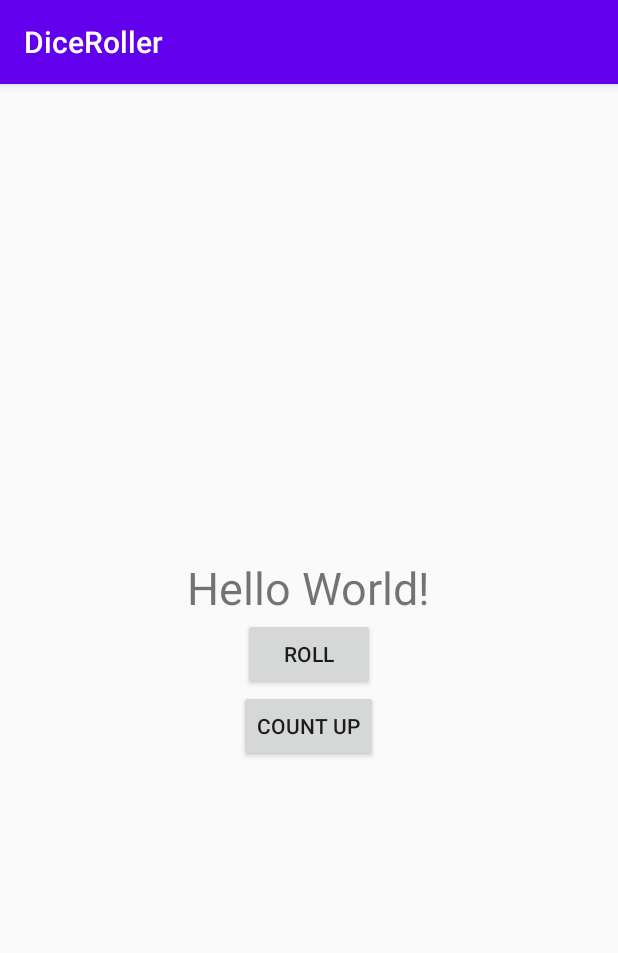
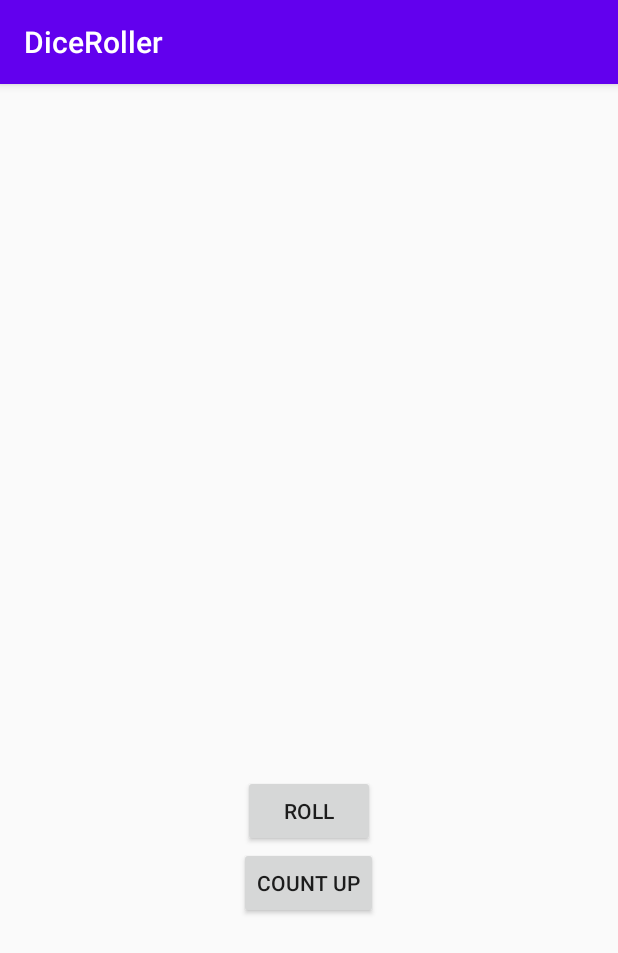
Before and after one commit to aglickman/DiceRoller, an Android app: the screen it shows after launch (MainActivity), on a phone screen of 412 x 824 dp. Shown: the top 953 px of the screen. Run offline under Robolectric (Android 15) with nearby library versions, the phone set to English and light mode, and no system bars.

Commit message:
completed dice roller app

```diff
--- a/app/build.gradle
+++ b/app/build.gradle
@@ -7,6 +7,7 @@ android {
     buildToolsVersion "29.0.3"
 
     defaultConfig {
+        vectorDrawables.useSupportLibrary = true
         applicationId "com.example.diceroller"
         minSdkVersion 16
         targetSdkVersion 29
--- a/app/src/main/java/com/example/diceroller/MainActivity.kt
+++ b/app/src/main/java/com/example/diceroller/MainActivity.kt
@@ -2,12 +2,13 @@ package com.example.diceroller
 
 import android.os.Bundle
 import android.widget.Button
-import android.widget.TextView
+import android.widget.ImageView
 import android.widget.Toast
 import androidx.appcompat.app.AppCompatActivity
-import java.lang.Double.parseDouble
 
 class MainActivity : AppCompatActivity() {
+
+    lateinit var diceImage: ImageView
 
     override fun onCreate(savedInstanceState: Bundle?) {
         super.onCreate(savedInstanceState)
@@ -20,35 +21,45 @@ class MainActivity : AppCompatActivity() {
         countUpButton.setOnClickListener {
             countUpPressed()
         }
+        diceImage = findViewById(R.id.dice_image)
+        diceImage.setTag(R.drawable.empty_dice)
     }
 
     private fun rollDice() {
-        val resultText: TextView = findViewById(R.id.result_text)
-        resultText.text = (1..6).random().toString()
+        val drawableResource = when ((1..6).random()) {
+            1 -> R.drawable.dice_1
+            2 -> R.drawable.dice_2
+            3 -> R.drawable.dice_3
+            4 -> R.drawable.dice_4
+            5 -> R.drawable.dice_5
+            else -> R.drawable.dice_6
+        }
+        diceImage.setImageResource(drawableResource)
+        diceImage.setTag(drawableResource)
         Toast.makeText(this, "Roll dice pressed!", Toast.LENGTH_SHORT).show()
     }
 
     private fun countUpPressed() {
-        val resultText: TextView = findViewById(R.id.result_text)
+        if(diceImage.getTag() == R.drawable.empty_dice || diceImage.getTag() == R.drawable.dice_1) {
+            diceImage.setImageResource(R.drawable.dice_2)
+            diceImage.setTag(R.drawable.dice_2)
+        }
+        else if(diceImage.getTag() == R.drawable.dice_2) {
+            diceImage.setImageResource(R.drawable.dice_3)
+            diceImage.setTag(R.drawable.dice_3)
+        }
+        else if(diceImage.getTag() == R.drawable.dice_3) {
+            diceImage.setImageResource(R.drawable.dice_4)
+            diceImage.setTag(R.drawable.dice_4)
+        }
+        else if(diceImage.getTag() == R.drawable.dice_4) {
+            diceImage.setImageResource(R.drawable.dice_5)
+            diceImage.setTag(R.drawable.dice_5)
+        }
+        else if(diceImage.getTag() == R.drawable.dice_5) {
+            diceImage.setImageResource(R.drawable.dice_6)
+            diceImage.setTag(R.drawable.dice_6)
+        }
         Toast.makeText(this, "Count up pressed!", Toast.LENGTH_SHORT).show()
-        if (!checkNumeric(resultText.text.toString())) {
-            resultText.text = "1"
-        }
-        else if(resultText.text.toString().toInt() < 6) {
-            resultText.text = (resultText.text.toString().toInt() + 1).toString()
-        }
     }
-
-    private fun checkNumeric(strCheck: String): Boolean {
-        var numeric = true
-
-        try {
-            val num = parseDouble(strCheck)
-        } catch (e: NumberFormatException) {
-            numeric = false
-        }
-
-        return numeric
-    }
-
 }
--- /dev/null
+++ b/app/src/main/res/drawable/dice_1.xml
@@ -0,0 +1,66 @@
+<!--
+  ~ Copyright 2018, The Android Open Source Project
+  ~
+  ~ Licensed under the Apache License, Version 2.0 (the "License");
+  ~ you may not use this file except in compliance with the License.
+  ~ You may obtain a copy of the License at
+  ~
+  ~     http://www.apache.org/licenses/LICENSE-2.0
+  ~
+  ~ Unless required by applicable law or agreed to in writing, software
+  ~ distributed under the License is distributed on an "AS IS" BASIS,
+  ~ WITHOUT WARRANTIES OR CONDITIONS OF ANY KIND, either express or implied.
+  ~ See the License for the specific language governing permissions and
+  ~ limitations under the License.
+  -->
+
+<vector xmlns:android="http://schemas.android.com/apk/res/android"
+    android:width="200dp"
+    android:height="250dp"
+    android:viewportWidth="800"
+    android:viewportHeight="1000">
+    <path
+        android:fillAlpha="0.5"
+        android:fillColor="#eee"
+        android:pathData="M740.8,635.42c-68.27,90.47 -249.77,201.76 -316,240.63a50.7,50.7 0,0 1,-49.93 0.81c-64.19,-35 -234.09,-133.88 -315.65,-242a14.69,14.69 0,0 1,-0.12 -17.49c77.58,-106.29 159.67,-258.89 341.06,-258.89 182,0 242.19,139.08 340.27,258.88A14.62,14.62 0,0 1,740.8 635.42Z"
+        android:strokeAlpha="0.5" />
+    <path
+        android:fillColor="#bdbdbd"
+        android:pathData="M704.9,630l-294.29,191.06l0,-340.85l294.29,-191.06l0,340.85z" />
+    <path
+        android:fillColor="#e0e0e0"
+        android:pathData="M97.59,630l294.29,191.06l0,-340.85l-294.29,-191.06l0,340.85z" />
+    <path
+        android:fillColor="#f5f5f5"
+        android:pathData="M400.14,464.73l-293.19,-191.45l293.19,-156.31l295.39,156.31l-295.39,191.45z" />
+    <path
+        android:fillColor="#eee"
+        android:pathData="M106.95,273.28l-9.36,15.87l294.29,191.06l8.26,-15.48l-293.19,-191.45z" />
+    <path
+        android:fillColor="#e0e0e0"
+        android:pathData="M695.53,273.28l9.37,15.87l-294.29,191.06l-10.47,-15.48l295.39,-191.45z" />
+    <path
+        android:fillColor="#eee"
+        android:pathData="M391.88,480.21h18.73v340.85h-18.73z" />
+    <path
+        android:fillColor="#f5f5f5"
+        android:pathData="M400.14,464.73l-8.26,15.48l18.73,0l-10.47,-15.48z" />
+    <path
+        android:fillColor="#78c257"
+        android:pathData="M397.45,297.62a16.9,28.71 97.07,1 0,4.16 -33.54a16.9,28.71 97.07,1 0,-4.16 33.54z" />
+    <path
+        android:fillColor="#78c257"
+        android:pathData="M297.17,539.02a30.12,16.11 53.82,1 0,26.01 -19.02a30.12,16.11 53.82,1 0,-26.01 19.02z" />
+    <path
+        android:fillColor="#78c257"
+        android:pathData="M161.96,588.24a30.12,16.11 53.82,1 0,26.01 -19.02a30.12,16.11 53.82,1 0,-26.01 19.02z" />
+    <path
+        android:fillColor="#78c257"
+        android:pathData="M551.15,579.45a30.12,16.11 126.18,1 0,35.56 -48.62a30.12,16.11 126.18,1 0,-35.56 48.62z" />
+    <path
+        android:fillColor="#78c257"
+        android:pathData="M469.12,549.58a30.12,16.11 126.18,1 0,35.56 -48.62a30.12,16.11 126.18,1 0,-35.56 48.62z" />
+    <path
+        android:fillColor="#78c257"
+        android:pathData="M633.17,609.29a30.12,16.11 126.18,1 0,35.56 -48.62a30.12,16.11 126.18,1 0,-35.56 48.62z" />
+</vector>
--- /dev/null
+++ b/app/src/main/res/drawable/dice_2.xml
@@ -0,0 +1,66 @@
+<!--
+  ~ Copyright 2018, The Android Open Source Project
+  ~
+  ~ Licensed under the Apache License, Version 2.0 (the "License");
+  ~ you may not use this file except in compliance with the License.
+  ~ You may obtain a copy of the License at
+  ~
+  ~     http://www.apache.org/licenses/LICENSE-2.0
+  ~
+  ~ Unless required by applicable law or agreed to in writing, software
+  ~ distributed under the License is distributed on an "AS IS" BASIS,
+  ~ WITHOUT WARRANTIES OR CONDITIONS OF ANY KIND, either express or implied.
+  ~ See the License for the specific language governing permissions and
+  ~ limitations under the License.
+  -->
+
+<vector xmlns:android="http://schemas.android.com/apk/res/android"
+    android:width="200dp"
+    android:height="250dp"
+    android:viewportWidth="800"
+    android:viewportHeight="1000">
+    <path
+        android:fillAlpha="0.5"
+        android:fillColor="#eee"
+        android:pathData="M740.8,635.42c-68.27,90.47 -249.77,201.76 -316,240.63a50.7,50.7 0,0 1,-49.93 0.81c-64.19,-35 -234.09,-133.88 -315.65,-242a14.69,14.69 0,0 1,-0.12 -17.49c77.58,-106.29 159.67,-258.89 341.06,-258.89 182,0 242.19,139.08 340.27,258.88A14.62,14.62 0,0 1,740.8 635.42Z"
+        android:strokeAlpha="0.5" />
+    <path
+        android:fillColor="#bdbdbd"
+        android:pathData="M704.9,630l-294.29,191.06l0,-340.85l294.29,-191.06l0,340.85z" />
+    <path
+        android:fillColor="#e0e0e0"
+        android:pathData="M97.59,630l294.29,191.06l0,-340.85l-294.29,-191.06l0,340.85z" />
+    <path
+        android:fillColor="#f5f5f5"
+        android:pathData="M400.14,464.73l-293.19,-191.45l293.19,-156.31l295.39,156.31l-295.39,191.45z" />
+    <path
+        android:fillColor="#eee"
+        android:pathData="M106.95,273.28l-9.36,15.87l294.29,191.06l8.26,-15.48l-293.19,-191.45z" />
+    <path
+        android:fillColor="#e0e0e0"
+        android:pathData="M695.53,273.28l9.37,15.87l-294.29,191.06l-10.47,-15.48l295.39,-191.45z" />
+    <path
+        android:fillColor="#eee"
+        android:pathData="M391.88,480.21h18.73v340.85h-18.73z" />
+    <path
+        android:fillColor="#f5f5f5"
+        android:pathData="M400.14,464.73l-8.26,15.48l18.73,0l-10.47,-15.48z" />
+    <path
+        android:fillColor="#78c257"
+        android:pathData="M520.85,303.25a16.9,28.71 97.07,1 0,4.16 -33.54a16.9,28.71 97.07,1 0,-4.16 33.54z" />
+    <path
+        android:fillColor="#78c257"
+        android:pathData="M273.33,291.99a16.9,28.71 97.07,1 0,4.16 -33.54a16.9,28.71 97.07,1 0,-4.16 33.54z" />
+    <path
+        android:fillColor="#78c257"
+        android:pathData="M229.56,563.64a30.12,16.11 53.82,1 0,26.01 -19.02a30.12,16.11 53.82,1 0,-26.01 19.02z" />
+    <path
+        android:fillColor="#78c257"
+        android:pathData="M311.58,533.77a30.12,16.11 53.82,1 0,26.01 -19.02a30.12,16.11 53.82,1 0,-26.01 19.02z" />
+    <path
+        android:fillColor="#78c257"
+        android:pathData="M147.54,593.49a30.12,16.11 53.82,1 0,26.01 -19.02a30.12,16.11 53.82,1 0,-26.01 19.02z" />
+    <path
+        android:fillColor="#78c257"
+        android:pathData="M551.15,579.45a30.12,16.11 126.18,1 0,35.56 -48.62a30.12,16.11 126.18,1 0,-35.56 48.62z" />
+</vector>
--- /dev/null
+++ b/app/src/main/res/drawable/dice_3.xml
@@ -0,0 +1,66 @@
+<!--
+  ~ Copyright 2018, The Android Open Source Project
+  ~
+  ~ Licensed under the Apache License, Version 2.0 (the "License");
+  ~ you may not use this file except in compliance with the License.
+  ~ You may obtain a copy of the License at
+  ~
+  ~     http://www.apache.org/licenses/LICENSE-2.0
+  ~
+  ~ Unless required by applicable law or agreed to in writing, software
+  ~ distributed under the License is distributed on an "AS IS" BASIS,
+  ~ WITHOUT WARRANTIES OR CONDITIONS OF ANY KIND, either express or implied.
+  ~ See the License for the specific language governing permissions and
+  ~ limitations under the License.
+  -->
+
+<vector xmlns:android="http://schemas.android.com/apk/res/android"
+    android:width="200dp"
+    android:height="250dp"
+    android:viewportWidth="800"
+    android:viewportHeight="1000">
+    <path
+        android:fillAlpha="0.5"
+        android:fillColor="#eee"
+        android:pathData="M740.8,635.42c-68.27,90.47 -249.77,201.76 -316,240.63a50.7,50.7 0,0 1,-49.93 0.81c-64.19,-35 -234.09,-133.88 -315.65,-242a14.69,14.69 0,0 1,-0.12 -17.49c77.58,-106.29 159.67,-258.89 341.06,-258.89 182,0 242.19,139.08 340.27,258.88A14.62,14.62 0,0 1,740.8 635.42Z"
+        android:strokeAlpha="0.5" />
+    <path
+        android:fillColor="#bdbdbd"
+        android:pathData="M704.9,630l-294.29,191.06l0,-340.85l294.29,-191.06l0,340.85z" />
+    <path
+        android:fillColor="#e0e0e0"
+        android:pathData="M97.59,630l294.29,191.06l0,-340.85l-294.29,-191.06l0,340.85z" />
+    <path
+        android:fillColor="#f5f5f5"
+        android:pathData="M400.14,464.73l-293.19,-191.45l293.19,-156.31l295.39,156.31l-295.39,191.45z" />
+    <path
+        android:fillColor="#eee"
+        android:pathData="M106.95,273.28l-9.36,15.87l294.29,191.06l8.26,-15.48l-293.19,-191.45z" />
+    <path
+        android:fillColor="#e0e0e0"
+        android:pathData="M695.53,273.28l9.37,15.87l-294.29,191.06l-10.47,-15.48l295.39,-191.45z" />
+    <path
+        android:fillColor="#eee"
+        android:pathData="M391.88,480.21h18.73v340.85h-18.73z" />
+    <path
+        android:fillColor="#f5f5f5"
+        android:pathData="M400.14,464.73l-8.26,15.48l18.73,0l-10.47,-15.48z" />
+    <path
+        android:fillColor="#78c257"
+        android:pathData="M398.11,297.62a16.9,28.71 97.07,1 0,4.16 -33.54a16.9,28.71 97.07,1 0,-4.16 33.54z" />
+    <path
+        android:fillColor="#78c257"
+        android:pathData="M548.27,304.46a16.9,28.71 97.07,1 0,4.16 -33.54a16.9,28.71 97.07,1 0,-4.16 33.54z" />
+    <path
+        android:fillColor="#78c257"
+        android:pathData="M247.95,290.79a16.9,28.71 97.07,1 0,4.16 -33.54a16.9,28.71 97.07,1 0,-4.16 33.54z" />
+    <path
+        android:fillColor="#78c257"
+        android:pathData="M229.56,563.64a30.12,16.11 53.82,1 0,26.01 -19.02a30.12,16.11 53.82,1 0,-26.01 19.02z" />
+    <path
+        android:fillColor="#78c257"
+        android:pathData="M483.54,554.83a30.12,16.11 126.18,1 0,35.56 -48.62a30.12,16.11 126.18,1 0,-35.56 48.62z" />
+    <path
+        android:fillColor="#78c257"
+        android:pathData="M618.75,604.04a30.12,16.11 126.18,1 0,35.56 -48.62a30.12,16.11 126.18,1 0,-35.56 48.62z" />
+</vector>
--- /dev/null
+++ b/app/src/main/res/drawable/dice_4.xml
@@ -0,0 +1,69 @@
+<!--
+  ~ Copyright 2018, The Android Open Source Project
+  ~
+  ~ Licensed under the Apache License, Version 2.0 (the "License");
+  ~ you may not use this file except in compliance with the License.
+  ~ You may obtain a copy of the License at
+  ~
+  ~     http://www.apache.org/licenses/LICENSE-2.0
+  ~
+  ~ Unless required by applicable law or agreed to in writing, software
+  ~ distributed under the License is distributed on an "AS IS" BASIS,
+  ~ WITHOUT WARRANTIES OR CONDITIONS OF ANY KIND, either express or implied.
+  ~ See the License for the specific language governing permissions and
+  ~ limitations under the License.
+  -->
+
+<vector xmlns:android="http://schemas.android.com/apk/res/android"
+    android:width="200dp"
+    android:height="250dp"
+    android:viewportWidth="800"
+    android:viewportHeight="1000">
+    <path
+        android:fillAlpha="0.5"
+        android:fillColor="#eee"
+        android:pathData="M740.8,635.42c-68.27,90.47 -249.77,201.76 -316,240.63a50.7,50.7 0,0 1,-49.93 0.81c-64.19,-35 -234.09,-133.88 -315.65,-242a14.69,14.69 0,0 1,-0.12 -17.49c77.58,-106.29 159.67,-258.89 341.06,-258.89 182,0 242.19,139.08 340.27,258.88A14.62,14.62 0,0 1,740.8 635.42Z"
+        android:strokeAlpha="0.5" />
+    <path
+        android:fillColor="#bdbdbd"
+        android:pathData="M704.9,630l-294.29,191.06l0,-340.85l294.29,-191.06l0,340.85z" />
+    <path
+        android:fillColor="#e0e0e0"
+        android:pathData="M97.59,630l294.29,191.06l0,-340.85l-294.29,-191.06l0,340.85z" />
+    <path
+        android:fillColor="#f5f5f5"
+        android:pathData="M400.14,464.73l-293.19,-191.45l293.19,-156.31l295.39,156.31l-295.39,191.45z" />
+    <path
+        android:fillColor="#eee"
+        android:pathData="M106.95,273.28l-9.36,15.87l294.29,191.06l8.26,-15.48l-293.19,-191.45z" />
+    <path
+        android:fillColor="#e0e0e0"
+        android:pathData="M695.53,273.28l9.37,15.87l-294.29,191.06l-10.47,-15.48l295.39,-191.45z" />
+    <path
+        android:fillColor="#eee"
+        android:pathData="M391.88,480.21h18.73v340.85h-18.73z" />
+    <path
+        android:fillColor="#f5f5f5"
+        android:pathData="M400.14,464.73l-8.26,15.48l18.73,0l-10.47,-15.48z" />
+    <path
+        android:fillColor="#78c257"
+        android:pathData="M530.08,303.65a16.9,28.71 97.07,1 0,4.16 -33.54a16.9,28.71 97.07,1 0,-4.16 33.54z" />
+    <path
+        android:fillColor="#78c257"
+        android:pathData="M389.68,218.17a16.9,28.71 97.07,1 0,4.16 -33.54a16.9,28.71 97.07,1 0,-4.16 33.54z" />
+    <path
+        android:fillColor="#78c257"
+        android:pathData="M405.35,377.09a16.9,28.71 97.07,1 0,4.16 -33.54a16.9,28.71 97.07,1 0,-4.16 33.54z" />
+    <path
+        android:fillColor="#78c257"
+        android:pathData="M264.95,291.6a16.9,28.71 97.07,1 0,4.16 -33.54a16.9,28.71 97.07,1 0,-4.16 33.54z" />
+    <path
+        android:fillColor="#78c257"
+        android:pathData="M297.17,541.59a30.12,16.11 53.82,1 0,26.01 -19.02a30.12,16.11 53.82,1 0,-26.01 19.02z" />
+    <path
+        android:fillColor="#78c257"
+        android:pathData="M161.96,590.81a30.12,16.11 53.82,1 0,26.01 -19.02a30.12,16.11 53.82,1 0,-26.01 19.02z" />
+    <path
+        android:fillColor="#78c257"
+        android:pathData="M551.15,579.45a30.12,16.11 126.18,1 0,35.56 -48.62a30.12,16.11 126.18,1 0,-35.56 48.62z" />
+</vector>
--- /dev/null
+++ b/app/src/main/res/drawable/dice_5.xml
@@ -0,0 +1,75 @@
+<!--
+  ~ Copyright 2018, The Android Open Source Project
+  ~
+  ~ Licensed under the Apache License, Version 2.0 (the "License");
+  ~ you may not use this file except in compliance with the License.
+  ~ You may obtain a copy of the License at
+  ~
+  ~     http://www.apache.org/licenses/LICENSE-2.0
+  ~
+  ~ Unless required by applicable law or agreed to in writing, software
+  ~ distributed under the License is distributed on an "AS IS" BASIS,
+  ~ WITHOUT WARRANTIES OR CONDITIONS OF ANY KIND, either express or implied.
+  ~ See the License for the specific language governing permissions and
+  ~ limitations under the License.
+  -->
+
+<vector xmlns:android="http://schemas.android.com/apk/res/android"
+    android:width="200dp"
+    android:height="250dp"
+    android:viewportWidth="800"
+    android:viewportHeight="1000">
+    <path
+        android:fillAlpha="0.5"
+        android:fillColor="#eee"
+        android:pathData="M740.8,635.42c-68.27,90.47 -249.77,201.76 -316,240.63a50.7,50.7 0,0 1,-49.93 0.81c-64.19,-35 -234.09,-133.88 -315.65,-242a14.69,14.69 0,0 1,-0.12 -17.49c77.58,-106.29 159.67,-258.89 341.06,-258.89 182,0 242.19,139.08 340.27,258.88A14.62,14.62 0,0 1,740.8 635.42Z"
+        android:strokeAlpha="0.5" />
+    <path
+        android:fillColor="#bdbdbd"
+        android:pathData="M704.9,630l-294.29,191.06l0,-340.85l294.29,-191.06l0,340.85z" />
+    <path
+        android:fillColor="#e0e0e0"
+        android:pathData="M97.59,630l294.29,191.06l0,-340.85l-294.29,-191.06l0,340.85z" />
+    <path
+        android:fillColor="#f5f5f5"
+        android:pathData="M400.14,464.73l-293.19,-191.45l293.19,-156.31l295.39,156.31l-295.39,191.45z" />
+    <path
+        android:fillColor="#eee"
+        android:pathData="M106.95,273.28l-9.36,15.87l294.29,191.06l8.26,-15.48l-293.19,-191.45z" />
+    <path
+        android:fillColor="#e0e0e0"
+        android:pathData="M695.53,273.28l9.37,15.87l-294.29,191.06l-10.47,-15.48l295.39,-191.45z" />
+    <path
+        android:fillColor="#eee"
+        android:pathData="M391.88,480.21h18.73v340.85h-18.73z" />
+    <path
+        android:fillColor="#f5f5f5"
+        android:pathData="M400.14,464.73l-8.26,15.48l18.73,0l-10.47,-15.48z" />
+    <path
+        android:fillColor="#78c257"
+        android:pathData="M397.05,297.63a16.9,28.71 97.07,1 0,4.16 -33.54a16.9,28.71 97.07,1 0,-4.16 33.54z" />
+    <path
+        android:fillColor="#78c257"
+        android:pathData="M547.21,304.45a16.9,28.71 97.07,1 0,4.16 -33.54a16.9,28.71 97.07,1 0,-4.16 33.54z" />
+    <path
+        android:fillColor="#78c257"
+        android:pathData="M388.17,207.62a16.9,28.71 97.07,1 0,4.16 -33.54a16.9,28.71 97.07,1 0,-4.16 33.54z" />
+    <path
+        android:fillColor="#78c257"
+        android:pathData="M405.93,387.62a16.9,28.71 97.07,1 0,4.16 -33.54a16.9,28.71 97.07,1 0,-4.16 33.54z" />
+    <path
+        android:fillColor="#78c257"
+        android:pathData="M246.89,290.79a16.9,28.71 97.07,1 0,4.16 -33.54a16.9,28.71 97.07,1 0,-4.16 33.54z" />
+    <path
+        android:fillColor="#78c257"
+        android:pathData="M229.56,563.64a30.12,16.11 53.82,1 0,26.01 -19.02a30.12,16.11 53.82,1 0,-26.01 19.02z" />
+    <path
+        android:fillColor="#78c257"
+        android:pathData="M551.15,579.45a30.12,16.11 126.18,1 0,35.56 -48.62a30.12,16.11 126.18,1 0,-35.56 48.62z" />
+    <path
+        android:fillColor="#78c257"
+        android:pathData="M469.12,549.58a30.12,16.11 126.18,1 0,35.56 -48.62a30.12,16.11 126.18,1 0,-35.56 48.62z" />
+    <path
+        android:fillColor="#78c257"
+        android:pathData="M633.17,609.29a30.12,16.11 126.18,1 0,35.56 -48.62a30.12,16.11 126.18,1 0,-35.56 48.62z" />
+</vector>
--- /dev/null
+++ b/app/src/main/res/drawable/dice_6.xml
@@ -0,0 +1,81 @@
+<!--
+  ~ Copyright 2018, The Android Open Source Project
+  ~
+  ~ Licensed under the Apache License, Version 2.0 (the "License");
+  ~ you may not use this file except in compliance with the License.
+  ~ You may obtain a copy of the License at
+  ~
+  ~     http://www.apache.org/licenses/LICENSE-2.0
+  ~
+  ~ Unless required by applicable law or agreed to in writing, software
+  ~ distributed under the License is distributed on an "AS IS" BASIS,
+  ~ WITHOUT WARRANTIES OR CONDITIONS OF ANY KIND, either express or implied.
+  ~ See the License for the specific language governing permissions and
+  ~ limitations under the License.
+  -->
+
+<vector xmlns:android="http://schemas.android.com/apk/res/android"
+    android:width="200dp"
+    android:height="250dp"
+    android:viewportWidth="800"
+    android:viewportHeight="1000">
+    <path
+        android:fillAlpha="0.5"
+        android:fillColor="#eee"
+        android:pathData="M740.8,635.42c-68.27,90.47 -249.77,201.76 -316,240.63a50.7,50.7 0,0 1,-49.93 0.81c-64.19,-35 -234.09,-133.88 -315.65,-242a14.69,14.69 0,0 1,-0.12 -17.49c77.58,-106.29 159.67,-258.89 341.06,-258.89 182,0 242.19,139.08 340.27,258.88A14.62,14.62 0,0 1,740.8 635.42Z"
+        android:strokeAlpha="0.5" />
+    <path
+        android:fillColor="#bdbdbd"
+        android:pathData="M704.9,630l-294.29,191.06l0,-340.85l294.29,-191.06l0,340.85z" />
+    <path
+        android:fillColor="#e0e0e0"
+        android:pathData="M97.59,630l294.29,191.06l0,-340.85l-294.29,-191.06l0,340.85z" />
+    <path
+        android:fillColor="#f5f5f5"
+        android:pathData="M400.14,464.73l-293.19,-191.45l293.19,-156.31l295.39,156.31l-295.39,191.45z" />
+    <path
+        android:fillColor="#eee"
+        android:pathData="M106.95,273.28l-9.36,15.87l294.29,191.06l8.26,-15.48l-293.19,-191.45z" />
+    <path
+        android:fillColor="#e0e0e0"
+        android:pathData="M695.53,273.28l9.37,15.87l-294.29,191.06l-10.47,-15.48l295.39,-191.45z" />
+    <path
+        android:fillColor="#eee"
+        android:pathData="M391.88,480.21h18.73v340.85h-18.73z" />
+    <path
+        android:fillColor="#f5f5f5"
+        android:pathData="M400.14,464.73l-8.26,15.48l18.73,0l-10.47,-15.48z" />
+    <path
+        android:fillColor="#78c257"
+        android:pathData="M326.53,254.89a16.9,28.71 97.07,1 0,4.16 -33.54a16.9,28.71 97.07,1 0,-4.16 33.54z" />
+    <path
+        android:fillColor="#78c257"
+        android:pathData="M537.57,298.78a16.9,28.71 97.07,1 0,4.16 -33.54a16.9,28.71 97.07,1 0,-4.16 33.54z" />
+    <path
+        android:fillColor="#78c257"
+        android:pathData="M397.17,213.3a16.9,28.71 97.07,1 0,4.16 -33.54a16.9,28.71 97.07,1 0,-4.16 33.54z" />
+    <path
+        android:fillColor="#78c257"
+        android:pathData="M396.31,381.95a16.9,28.71 97.07,1 0,4.16 -33.54a16.9,28.71 97.07,1 0,-4.16 33.54z" />
+    <path
+        android:fillColor="#78c257"
+        android:pathData="M255.91,296.47a16.9,28.71 97.07,1 0,4.16 -33.54a16.9,28.71 97.07,1 0,-4.16 33.54z" />
+    <path
+        android:fillColor="#78c257"
+        android:pathData="M466.93,340.37a16.9,28.71 97.07,1 0,4.16 -33.54a16.9,28.71 97.07,1 0,-4.16 33.54z" />
+    <path
+        android:fillColor="#78c257"
+        android:pathData="M230,563.64a30.12,16.11 53.82,1 0,26.01 -19.02a30.12,16.11 53.82,1 0,-26.01 19.02z" />
+    <path
+        android:fillColor="#78c257"
+        android:pathData="M312.02,533.78a30.12,16.11 53.82,1 0,26.01 -19.02a30.12,16.11 53.82,1 0,-26.01 19.02z" />
+    <path
+        android:fillColor="#78c257"
+        android:pathData="M147.96,593.48a30.12,16.11 53.82,1 0,26.01 -19.02a30.12,16.11 53.82,1 0,-26.01 19.02z" />
+    <path
+        android:fillColor="#78c257"
+        android:pathData="M483.54,554.83a30.12,16.11 126.18,1 0,35.56 -48.62a30.12,16.11 126.18,1 0,-35.56 48.62z" />
+    <path
+        android:fillColor="#78c257"
+        android:pathData="M618.75,604.04a30.12,16.11 126.18,1 0,35.56 -48.62a30.12,16.11 126.18,1 0,-35.56 48.62z" />
+</vector>
--- /dev/null
+++ b/app/src/main/res/drawable/empty_dice.xml
@@ -0,0 +1,27 @@
+<!--
+  ~ Copyright 2018, The Android Open Source Project
+  ~
+  ~ Licensed under the Apache License, Version 2.0 (the "License");
+  ~ you may not use this file except in compliance with the License.
+  ~ You may obtain a copy of the License at
+  ~
+  ~     http://www.apache.org/licenses/LICENSE-2.0
+  ~
+  ~ Unless required by applicable law or agreed to in writing, software
+  ~ distributed under the License is distributed on an "AS IS" BASIS,
+  ~ WITHOUT WARRANTIES OR CONDITIONS OF ANY KIND, either express or implied.
+  ~ See the License for the specific language governing permissions and
+  ~ limitations under the License.
+  -->
+
+<vector xmlns:android="http://schemas.android.com/apk/res/android"
+    android:width="200dp"
+    android:height="250dp"
+    android:viewportWidth="800"
+    android:viewportHeight="1000">
+
+    <path
+        android:fillColor="#00000000"
+        android:pathData="M0,0l0,0z" />
+
+</vector>
--- a/app/src/main/res/layout/activity_main.xml
+++ b/app/src/main/res/layout/activity_main.xml
@@ -3,20 +3,22 @@
 <LinearLayout
     xmlns:android="http://schemas.android.com/apk/res/android"
     xmlns:tools="http://schemas.android.com/tools"
+    xmlns:app="http://schemas.android.com/apk/res-auto"
     android:layout_width="match_parent"
     android:layout_height="wrap_content"
     android:orientation="vertical"
     android:layout_gravity="center_vertical"
     tools:context=".MainActivity">
 
-    <TextView
-        android:id="@+id/result_text"
+    <ImageView
+        android:id="@+id/dice_image"
         android:layout_width="wrap_content"
         android:layout_height="wrap_content"
         android:layout_gravity="center_horizontal"
-        android:textSize="30sp"
-        android:text="@string/hello_world_label">
-    </TextView>
+        app:srcCompat="@drawable/empty_dice"
+        tools:src="@drawable/dice_1">
+    </ImageView>
+    <!--  tools:src is placeholder  -->
 
     <Button
         android:id="@+id/roll_button"
```
